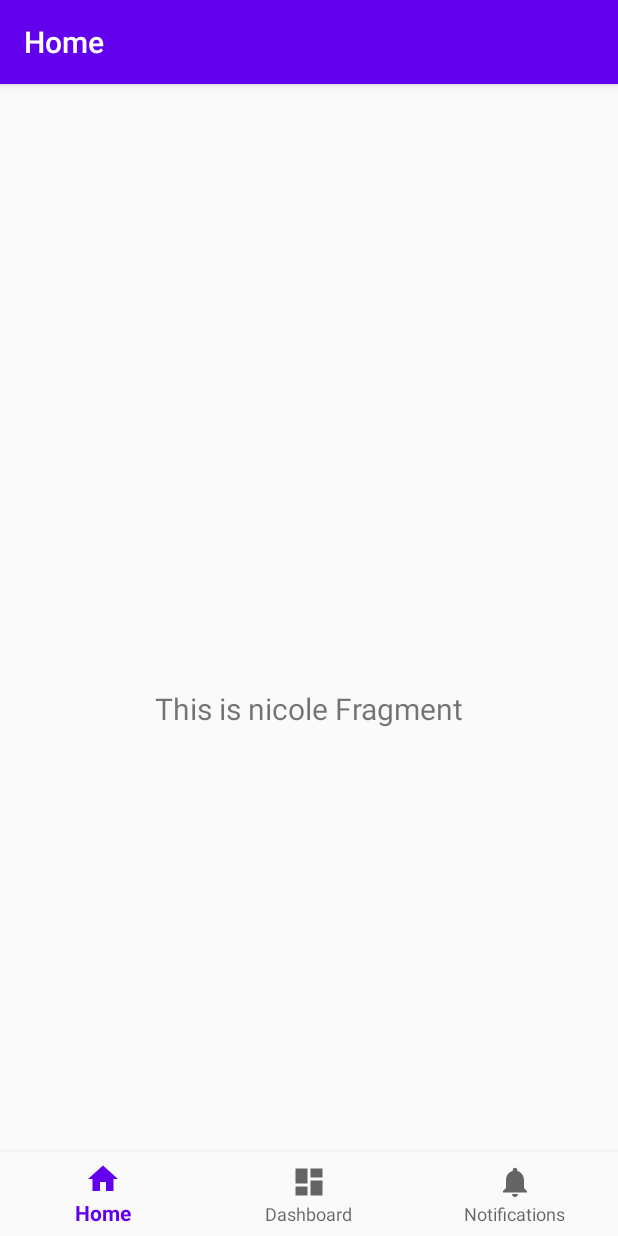
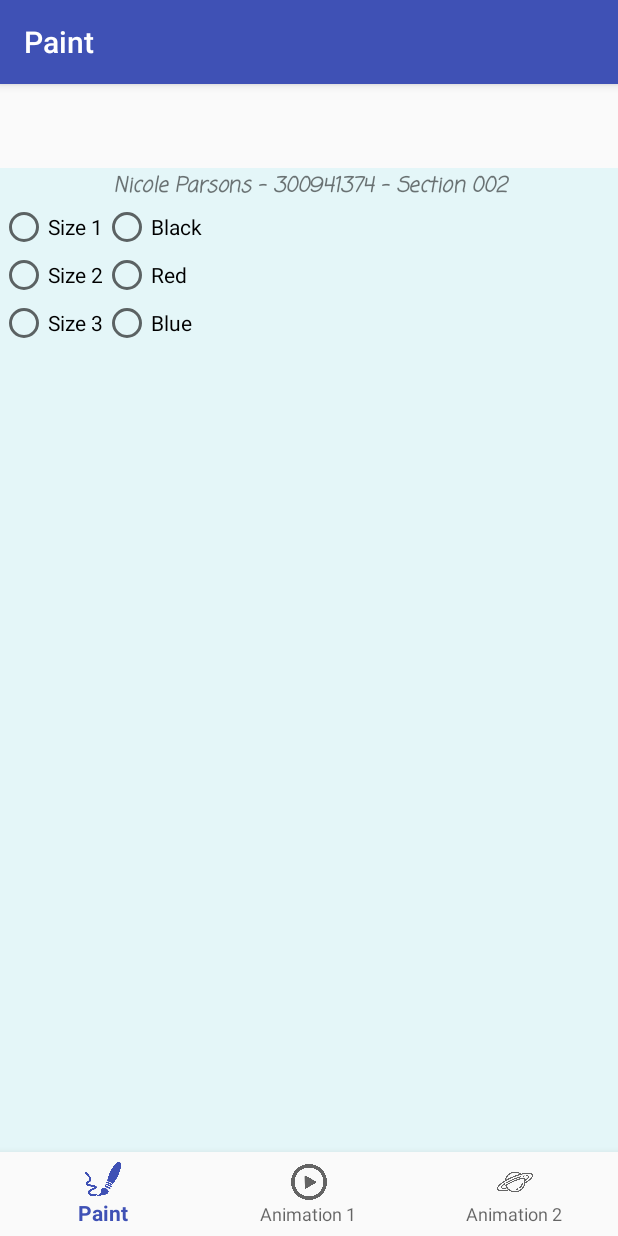
Before and after one commit to nparson5/NicoleComp304Lab3Section002, an Android app: the screen it shows after launch (NicoleActivity), on a phone screen of 412 x 824 dp. Run offline under Robolectric (Android 15) with nearby library versions, the phone set to English and light mode, and no system bars; our stand-ins replace navigation-ui.

Commit message:
Extras (bg colours, icons, file names, styles, etc)

```diff
--- a/nicolelab3/src/main/AndroidManifest.xml
+++ b/nicolelab3/src/main/AndroidManifest.xml
@@ -9,6 +9,7 @@
         android:roundIcon="@mipmap/ic_launcher_round"
         android:supportsRtl="true"
         android:theme="@style/AppTheme">
+        <activity android:name=".ui.nicole.NicoleCanvasView"></activity>
         <activity
             android:name=".NicoleActivity"
             android:label="@string/app_name">
--- /dev/null
+++ b/nicolelab3/src/main/java/nicole/parsons/s300941374/ui/nicole/NicoleCanvasView.kt
@@ -0,0 +1,127 @@
+package nicole.parsons.s300941374.ui.nicole;
+
+import android.content.Context
+import android.graphics.*
+import android.util.AttributeSet
+import android.view.MotionEvent
+import android.view.View
+import android.view.ViewConfiguration
+import androidx.core.content.res.ResourcesCompat
+import nicole.parsons.s300941374.R
+
+
+
+public var STROKE_WIDTH = 40f//change
+
+
+class NicoleCanvasView @JvmOverloads constructor(
+        context: Context,
+        attrs: AttributeSet? = null,
+        defStyle: Int = 0
+) : View(context, attrs, defStyle)
+
+ {
+
+
+        private var path = Path()//what the user is drawing
+
+        private val drawColor = ResourcesCompat.getColor(resources, R.color.colorPaint, null)
+        private val backgroundColor = ResourcesCompat.getColor(
+                resources,
+                R.color.colorBackground,
+                null
+        )
+        private lateinit var extraCanvas: Canvas
+        private lateinit var extraBitmap: Bitmap
+        private lateinit var frame: Rect
+
+
+//everything about the brush
+     public val paint = Paint().apply {
+         color = drawColor
+         isAntiAlias = true
+         isDither = true
+         style = Paint.Style.STROKE
+         strokeJoin = Paint.Join.ROUND
+         strokeCap = Paint.Cap.ROUND
+         strokeWidth = STROKE_WIDTH
+     }
+
+        private val touchTolerance = ViewConfiguration.get(context).scaledTouchSlop//to avoid drawing extra unecessary pixels
+
+        private var currentX = 0f
+        private var currentY = 0f
+
+        private var motionTouchEventX = 0f
+        private var motionTouchEventY = 0f
+
+//basically on create (called after inflate)
+        override fun onSizeChanged(width: Int, height: Int, oldWidth: Int, oldHeight: Int) {
+                super.onSizeChanged(width, height, oldWidth, oldHeight)
+
+                if (::extraBitmap.isInitialized) extraBitmap.recycle()
+                extraBitmap = Bitmap.createBitmap(width, height, Bitmap.Config.ARGB_8888)
+                extraCanvas = Canvas(extraBitmap)
+                extraCanvas.drawColor(backgroundColor)
+
+        }
+
+        override fun onDraw(canvas: Canvas) {
+                // draw path
+                canvas.drawBitmap(extraBitmap, 0f, 0f, null)
+
+        }
+
+
+        override fun onTouchEvent(event: MotionEvent): Boolean {
+                motionTouchEventX = event.x
+                motionTouchEventY = event.y
+
+                when (event.action) {
+                        MotionEvent.ACTION_DOWN -> touchStart()
+                        MotionEvent.ACTION_MOVE -> touchMove()
+                        MotionEvent.ACTION_UP -> touchUp()
+                }
+                return true
+        }
+
+     //start when user starts drawing
+        private fun touchStart() {
+                path.reset()
+                path.moveTo(motionTouchEventX, motionTouchEventY)
+                currentX = motionTouchEventX
+                currentY = motionTouchEventY
+        }
+
+        private fun touchMove() {
+                val dx = Math.abs(motionTouchEventX - currentX)
+                val dy = Math.abs(motionTouchEventY - currentY)
+                if (dx >= touchTolerance || dy >= touchTolerance) {
+
+                        path.quadTo(
+                                currentX,
+                                currentY,
+                                (motionTouchEventX + currentX) / 2,
+                                (motionTouchEventY + currentY) / 2
+                        )
+                        currentX = motionTouchEventX
+                        currentY = motionTouchEventY
+                        extraCanvas.drawPath(path, paint)
+                }
+
+                invalidate()
+        }
+
+        private fun touchUp() {
+                // Reset path
+                path.reset()
+        }
+
+     public fun strokeWidthThin() {
+
+             paint.strokeWidth = 10f
+
+
+     }
+
+}
--- a/nicolelab3/src/main/java/nicole/parsons/s300941374/ui/nicole/NicoleFragment.kt
+++ b/nicolelab3/src/main/java/nicole/parsons/s300941374/ui/nicole/NicoleFragment.kt
@@ -4,16 +4,13 @@ import android.os.Bundle
 import android.view.LayoutInflater
 import android.view.View
 import android.view.ViewGroup
-import android.widget.TextView
 import androidx.fragment.app.Fragment
-import androidx.lifecycle.Observer
 import androidx.lifecycle.ViewModelProviders
 import nicole.parsons.s300941374.R
 
 class NicoleFragment : Fragment() {
 
     private lateinit var nicoleViewModel: NicoleViewModel
-
     override fun onCreateView(
         inflater: LayoutInflater,
         container: ViewGroup?,
@@ -22,10 +19,21 @@ class NicoleFragment : Fragment() {
         nicoleViewModel =
             ViewModelProviders.of(this).get(NicoleViewModel::class.java)
         val root = inflater.inflate(R.layout.fragment_nicole, container, false)
-        val textView: TextView = root.findViewById(R.id.text_home)
-        nicoleViewModel.text.observe(viewLifecycleOwner, Observer {
-            textView.text = it
-        })
         return root
+
+
+
     }
+
+
+
+
+
+
+
+
+
+
+
+
 }
--- a/nicolelab3/src/main/java/nicole/parsons/s300941374/ui/notifications/NotificationsViewModel.kt
+++ b/nicolelab3/src/main/java/nicole/parsons/s300941374/ui/s300941374/S300941374ViewModel.kt
@@ -1,13 +1,13 @@
-package nicole.parsons.s300941374.ui.notifications
+package nicole.parsons.s300941374.ui.s300941374
 
 import androidx.lifecycle.LiveData
 import androidx.lifecycle.MutableLiveData
 import androidx.lifecycle.ViewModel
 
-class NotificationsViewModel : ViewModel() {
+class S300941374ViewModel : ViewModel() {
 
     private val _text = MutableLiveData<String>().apply {
-        value = "This is notifications Fragment"
+        value = "This is s300941374 Fragment"
     }
     val text: LiveData<String> = _text
 }
--- a/nicolelab3/src/main/res/drawable/ic_home_black_24dp.xml
+++ b/nicolelab3/src/main/res/drawable/ic_home_black_24dp.xml
@@ -5,5 +5,6 @@
     android:viewportHeight="24.0">
     <path
         android:fillColor="#FF000000"
-        android:pathData="M10,20v-6h4v6h5v-8h3L12,3 2,12h3v8z" />
+
+        android:pathData="M10,20v-6h4v6h5v-8h3L12,3 2,12h3v8z"/>
 </vector>
--- a/nicolelab3/src/main/res/layout/fragment_nicole.xml
+++ b/nicolelab3/src/main/res/layout/fragment_nicole.xml
@@ -6,17 +6,84 @@
     android:layout_height="match_parent"
     tools:context=".ui.nicole.NicoleFragment">
 
-    <TextView
-        android:id="@+id/text_home"
-        android:layout_width="match_parent"
+    <nicole.parsons.s300941374.ui.nicole.NicoleCanvasView
+        android:id="@+id/nicoleCanvasView"
+        android:layout_width="wrap_content"
         android:layout_height="wrap_content"
-        android:layout_marginStart="8dp"
-        android:layout_marginTop="8dp"
-        android:layout_marginEnd="8dp"
-        android:textAlignment="center"
-        android:textSize="20sp"
+        android:layout_marginStart="1dp"
+        android:layout_marginEnd="1dp"
+        android:layout_marginBottom="1dp"
         app:layout_constraintBottom_toBottomOf="parent"
         app:layout_constraintEnd_toEndOf="parent"
         app:layout_constraintStart_toStartOf="parent"
         app:layout_constraintTop_toTopOf="parent" />
+
+    <TextView
+        android:id="@+id/nicoleTv"
+        android:layout_width="match_parent"
+        android:layout_height="wrap_content"
+        android:layout_marginStart="10dp"
+        android:layout_marginTop="1dp"
+        android:layout_marginEnd="10dp"
+        android:fontFamily="casual"
+        android:text="@string/nameId"
+        android:textAlignment="center"
+        android:textStyle="bold|italic"
+        android:typeface="serif"
+        app:layout_constraintEnd_toStartOf="@+id/nicoleCanvasView"
+        app:layout_constraintStart_toStartOf="parent"
+        app:layout_constraintTop_toTopOf="parent" />
+
+    <RadioGroup
+        android:id="@+id/nicoleSizeRg"
+        android:layout_width="wrap_content"
+        android:layout_height="wrap_content"
+        app:layout_constraintStart_toStartOf="parent"
+        app:layout_constraintTop_toBottomOf="@id/nicoleTv">
+
+        <RadioButton
+            android:id="@+id/nicoleSize3"
+            android:layout_width="match_parent"
+            android:layout_height="wrap_content"
+            android:text="@string/size3"/>
+
+        <RadioButton
+            android:id="@+id/nicoleSize1"
+            android:layout_width="match_parent"
+            android:layout_height="wrap_content"
+            android:text="@string/size1" />
+
+        <RadioButton
+            android:id="@+id/nicoleSize2"
+            android:layout_width="match_parent"
+            android:layout_height="wrap_content"
+            android:text="@string/size2" />
+    </RadioGroup>
+
+    <RadioGroup
+        android:id="@+id/nicoleColorRg"
+        android:layout_width="wrap_content"
+        android:layout_height="wrap_content"
+        app:layout_constraintStart_toEndOf="@id/nicoleSizeRg"
+        app:layout_constraintTop_toBottomOf="@id/nicoleTv">
+
+        <RadioButton
+            android:id="@+id/nicoleColor3"
+            android:layout_width="match_parent"
+            android:layout_height="wrap_content"
+            android:text="@string/black"/>
+
+        <RadioButton
+            android:id="@+id/nicoleColor1"
+            android:layout_width="match_parent"
+            android:layout_height="wrap_content"
+            android:text="@string/red" />
+
+        <RadioButton
+            android:id="@+id/nicoleColor2"
+            android:layout_width="match_parent"
+            android:layout_height="wrap_content"
+            android:text="@string/blue" />
+    </RadioGroup>
+
 </androidx.constraintlayout.widget.ConstraintLayout>
--- a/nicolelab3/src/main/res/layout/fragment_notifications.xml
+++ b/nicolelab3/src/main/res/layout/fragment_notifications.xml
@@ -4,7 +4,8 @@
     xmlns:tools="http://schemas.android.com/tools"
     android:layout_width="match_parent"
     android:layout_height="match_parent"
-    tools:context=".ui.notifications.NotificationsFragment">
+    tools:context=".ui.s300941374.S300941374Fragment"
+    android:background="@color/colorBg3">
 
     <TextView
         android:id="@+id/text_notifications"
@@ -19,4 +20,6 @@
         app:layout_constraintEnd_toEndOf="parent"
         app:layout_constraintStart_toStartOf="parent"
         app:layout_constraintTop_toTopOf="parent" />
+
+
 </androidx.constraintlayout.widget.ConstraintLayout>
--- a/nicolelab3/src/main/res/layout/fragment_parsons.xml
+++ b/nicolelab3/src/main/res/layout/fragment_parsons.xml
@@ -4,7 +4,8 @@
     xmlns:tools="http://schemas.android.com/tools"
     android:layout_width="match_parent"
     android:layout_height="match_parent"
-    tools:context=".ui.parsons.ParsonsFragment">
+    tools:context=".ui.parsons.ParsonsFragment"
+    android:background="@color/colorBg2">
 
     <TextView
         android:id="@+id/text_dashboard"
--- a/nicolelab3/src/main/res/menu/bottom_nav_menu.xml
+++ b/nicolelab3/src/main/res/menu/bottom_nav_menu.xml
@@ -3,17 +3,17 @@
 
     <item
         android:id="@+id/navigation_home"
-        android:icon="@drawable/ic_home_black_24dp"
+        android:icon="@drawable/paint_icon"
         android:title="@string/title_home" />
 
     <item
         android:id="@+id/navigation_dashboard"
-        android:icon="@drawable/ic_dashboard_black_24dp"
+        android:icon="@drawable/play_icon"
         android:title="@string/title_dashboard" />
 
     <item
         android:id="@+id/navigation_notifications"
-        android:icon="@drawable/ic_notifications_black_24dp"
+        android:icon="@drawable/saturn_icon"
         android:title="@string/title_notifications" />
 
 </menu>
--- a/nicolelab3/src/main/res/navigation/mobile_navigation.xml
+++ b/nicolelab3/src/main/res/navigation/mobile_navigation.xml
@@ -19,7 +19,7 @@
 
     <fragment
         android:id="@+id/navigation_notifications"
-        android:name="nicole.parsons.s300941374.ui.notifications.NotificationsFragment"
+        android:name="nicole.parsons.s300941374.ui.s300941374.S300941374Fragment"
         android:label="@string/title_notifications"
         tools:layout="@layout/fragment_notifications" />
 </navigation>
--- a/nicolelab3/src/main/res/values/colors.xml
+++ b/nicolelab3/src/main/res/values/colors.xml
@@ -1,6 +1,12 @@
 <?xml version="1.0" encoding="utf-8"?>
 <resources>
-    <color name="colorPrimary">#6200EE</color>
-    <color name="colorPrimaryDark">#3700B3</color>
-    <color name="colorAccent">#03DAC5</color>
+    <color name="colorPrimary">#3F51B5</color>
+    <color name="colorPrimaryDark">#303F9F</color>
+    <color name="colorAccent">#FF4081</color>
+
+    <color name="colorBackground">#4DB3EFF4</color>
+    <color name="colorBg2">#79FFAFD2</color>
+    <color name="colorBg3">#000000</color>
+
+    <color name="colorPaint">#000000</color>
 </resources>
--- a/nicolelab3/src/main/res/values/strings.xml
+++ b/nicolelab3/src/main/res/values/strings.xml
@@ -1,6 +1,17 @@
 <resources>
     <string name="app_name">NicoleLab3</string>
-    <string name="title_home">Home</string>
-    <string name="title_dashboard">Dashboard</string>
-    <string name="title_notifications">Notifications</string>
+    <string name="title_home">Paint</string>
+    <string name="title_dashboard">Animation 1</string>
+    <string name="title_notifications">Animation 2</string>
+    <string name="nameId">Nicole Parsons - 300941374 - Section 002</string>
+    <string name="size3">Size 1</string>
+    <string name="size1">Size 2</string>
+    <string name="size2">Size 3</string>
+    <string name="black">Black</string>
+    <string name="red">Red</string>
+    <string name="blue">Blue</string>
+    <string name="alertMessageTitle">Exit</string>
+    <string name="alertMessage">Are you sure you want to exit?</string>
+    <string name="ok">OK</string>
+    <string name="cancel">CANCEL</string>
 </resources>
```
Also changed, not shown: nicolelab3/src/main/java/nicole/parsons/s300941374/NicoleActivity.kt (+67 -2 lines), nicolelab3/src/main/java/nicole/parsons/s300941374/ui/nicole/NicoleViewModel.kt (+12 -0 lines), nicolelab3/src/main/java/nicole/parsons/s300941374/ui/s300941374/S300941374Fragment.kt (renamed from nicolelab3/src/main/java/nicole/parsons/s300941374/ui/notifications/NotificationsFragment.kt, +6 -6 lines), nicolelab3/src/main/res/drawable/paint_icon.png (added), nicolelab3/src/main/res/drawable/play_icon.png (added), nicolelab3/src/main/res/drawable/saturn_icon.png (added).
